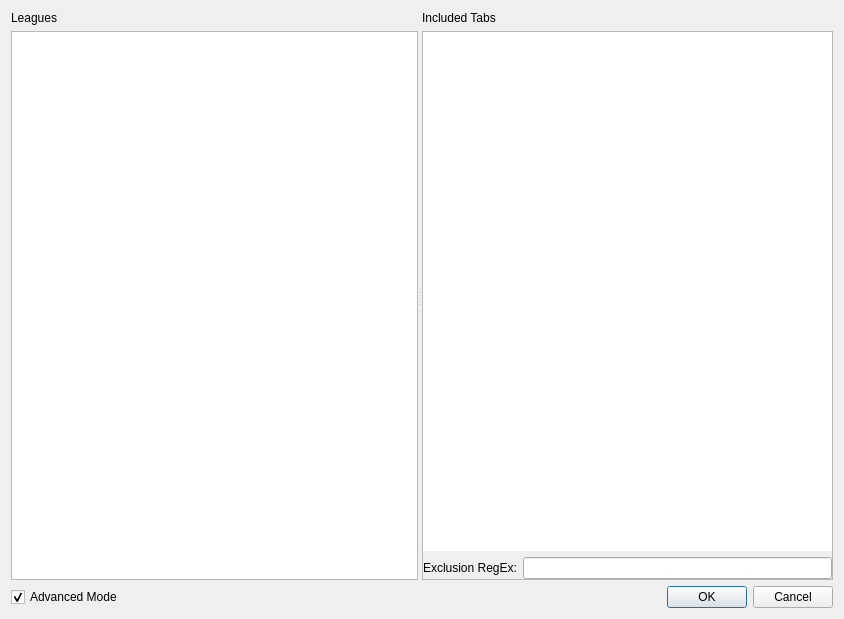
First picture: the form in plugins/StashViewer/dialogs/leaguedialog.ui, repository Novynn/Adamant, before the edit.
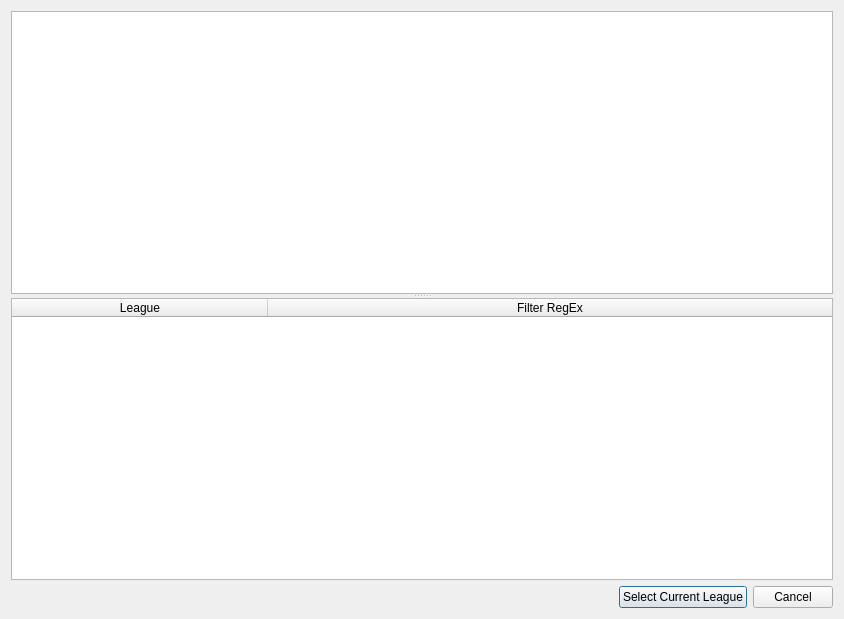
Second picture: the form after the edit.

Commit message: Enhanced the LeagueDialog dialog...

```diff
--- a/plugins/StashViewer/dialogs/leaguedialog.ui
+++ b/plugins/StashViewer/dialogs/leaguedialog.ui
@@ -16,125 +16,54 @@
   <layout class="QVBoxLayout" name="verticalLayout">
    <item>
     <widget class="QSplitter" name="splitter">
-     <property name="minimumSize">
-      <size>
-       <width>0</width>
-       <height>0</height>
-      </size>
-     </property>
      <property name="orientation">
-      <enum>Qt::Horizontal</enum>
+      <enum>Qt::Vertical</enum>
      </property>
-     <widget class="QWidget" name="widget" native="true">
-      <layout class="QVBoxLayout" name="verticalLayout_3">
-       <property name="leftMargin">
-        <number>0</number>
+     <widget class="QListWidget" name="tabsListWidget"/>
+     <widget class="QTableWidget" name="tableWidget">
+      <property name="sizePolicy">
+       <sizepolicy hsizetype="Expanding" vsizetype="Maximum">
+        <horstretch>0</horstretch>
+        <verstretch>0</verstretch>
+       </sizepolicy>
+      </property>
+      <property name="editTriggers">
+       <set>QAbstractItemView::AnyKeyPressed|QAbstractItemView::DoubleClicked|QAbstractItemView::EditKeyPressed|QAbstractItemView::SelectedClicked</set>
+      </property>
+      <property name="alternatingRowColors">
+       <bool>true</bool>
+      </property>
+      <property name="selectionMode">
+       <enum>QAbstractItemView::SingleSelection</enum>
+      </property>
+      <property name="selectionBehavior">
+       <enum>QAbstractItemView::SelectRows</enum>
+      </property>
+      <attribute name="horizontalHeaderDefaultSectionSize">
+       <number>256</number>
+      </attribute>
+      <attribute name="horizontalHeaderHighlightSections">
+       <bool>true</bool>
+      </attribute>
+      <attribute name="horizontalHeaderStretchLastSection">
+       <bool>true</bool>
+      </attribute>
+      <attribute name="verticalHeaderVisible">
+       <bool>false</bool>
+      </attribute>
+      <attribute name="verticalHeaderDefaultSectionSize">
+       <number>30</number>
+      </attribute>
+      <column>
+       <property name="text">
+        <string>League</string>
        </property>
-       <property name="topMargin">
-        <number>0</number>
+      </column>
+      <column>
+       <property name="text">
+        <string>Filter RegEx</string>
        </property>
-       <property name="rightMargin">
-        <number>0</number>
-       </property>
-       <property name="bottomMargin">
-        <number>0</number>
-       </property>
-       <item>
-        <widget class="QLabel" name="label">
-         <property name="text">
-          <string>Leagues</string>
-         </property>
-        </widget>
-       </item>
-       <item>
-        <widget class="QListWidget" name="leaguesListWidget"/>
-       </item>
-      </layout>
-     </widget>
-     <widget class="QWidget" name="widget_2" native="true">
-      <layout class="QVBoxLayout" name="verticalLayout_2">
-       <property name="leftMargin">
-        <number>0</number>
-       </property>
-       <property name="topMargin">
-        <number>0</number>
-       </property>
-       <property name="rightMargin">
-        <number>0</number>
-       </property>
-       <property name="bottomMargin">
-        <number>0</number>
-       </property>
-       <item>
-        <widget class="QLabel" name="label_2">
-         <property name="text">
-          <string>Included Tabs</string>
-         </property>
-        </widget>
-       </item>
-       <item>
-        <widget class="QFrame" name="frame">
-         <property name="frameShape">
-          <enum>QFrame::StyledPanel</enum>
-         </property>
-         <property name="frameShadow">
-          <enum>QFrame::Raised</enum>
-         </property>
-         <layout class="QVBoxLayout" name="verticalLayout_4">
-          <property name="leftMargin">
-           <number>0</number>
-          </property>
-          <property name="topMargin">
-           <number>0</number>
-          </property>
-          <property name="rightMargin">
-           <number>0</number>
-          </property>
-          <property name="bottomMargin">
-           <number>0</number>
-          </property>
-          <item>
-           <widget class="QListWidget" name="tabsListWidget">
-            <property name="frameShape">
-             <enum>QFrame::NoFrame</enum>
-            </property>
-           </widget>
-          </item>
-          <item>
-           <widget class="QWidget" name="advancedWidget" native="true">
-            <layout class="QHBoxLayout" name="horizontalLayout_2">
-             <property name="leftMargin">
-              <number>0</number>
-             </property>
-             <property name="topMargin">
-              <number>0</number>
-             </property>
-             <property name="rightMargin">
-              <number>0</number>
-             </property>
-             <property name="bottomMargin">
-              <number>0</number>
-             </property>
-             <item>
-              <widget class="QLabel" name="label_3">
-               <property name="text">
-                <string>Exclusion RegEx:</string>
-               </property>
-               <property name="margin">
-                <number>8</number>
-               </property>
-              </widget>
-             </item>
-             <item>
-              <widget class="QLineEdit" name="advancedEdit"/>
-             </item>
-            </layout>
-           </widget>
-          </item>
-         </layout>
-        </widget>
-       </item>
-      </layout>
+      </column>
      </widget>
     </widget>
    </item>
@@ -144,22 +73,47 @@
       <enum>QLayout::SetMinimumSize</enum>
      </property>
      <item>
-      <widget class="QCheckBox" name="checkBox">
+      <spacer name="horizontalSpacer">
+       <property name="orientation">
+        <enum>Qt::Horizontal</enum>
+       </property>
+       <property name="sizeHint" stdset="0">
+        <size>
+         <width>40</width>
+         <height>20</height>
+        </size>
+       </property>
+      </spacer>
+     </item>
+     <item>
+      <widget class="QPushButton" name="selectButton">
+       <property name="sizePolicy">
+        <sizepolicy hsizetype="Maximum" vsizetype="Fixed">
+         <horstretch>0</horstretch>
+         <verstretch>0</verstretch>
+        </sizepolicy>
+       </property>
        <property name="text">
-        <string>Advanced Mode</string>
+        <string>Select Current League</string>
        </property>
-       <property name="checked">
+       <property name="default">
         <bool>true</bool>
        </property>
       </widget>
      </item>
      <item>
       <widget class="QDialogButtonBox" name="buttonBox">
+       <property name="sizePolicy">
+        <sizepolicy hsizetype="Maximum" vsizetype="Fixed">
+         <horstretch>0</horstretch>
+         <verstretch>0</verstretch>
+        </sizepolicy>
+       </property>
        <property name="orientation">
         <enum>Qt::Horizontal</enum>
        </property>
        <property name="standardButtons">
-        <set>QDialogButtonBox::Cancel|QDialogButtonBox::Ok</set>
+        <set>QDialogButtonBox::Cancel</set>
        </property>
       </widget>
      </item>
```
The commit also changes 6 other files.
